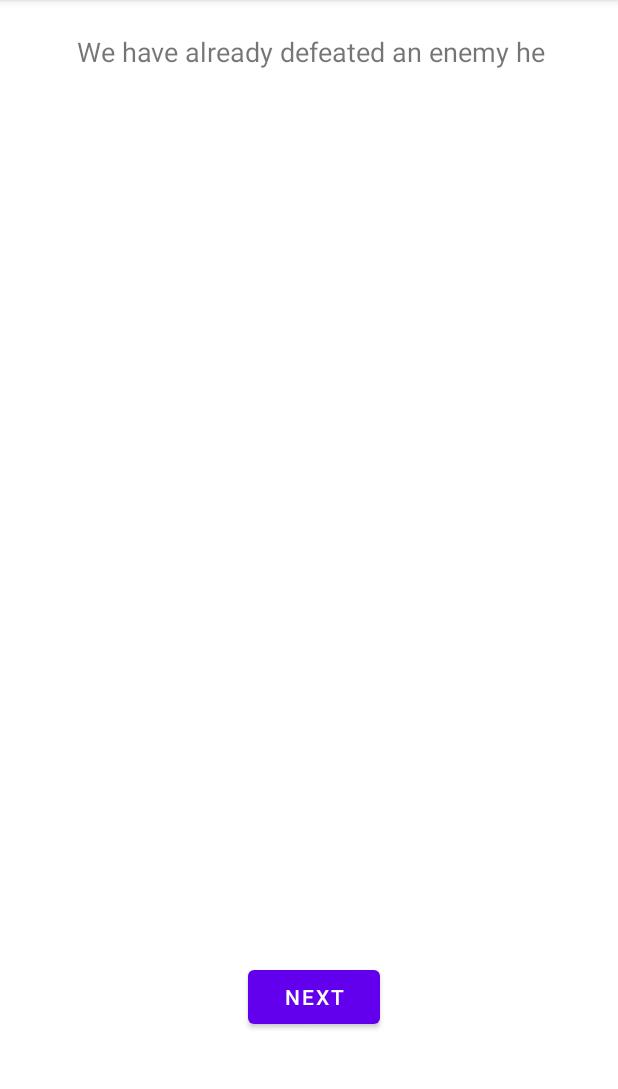
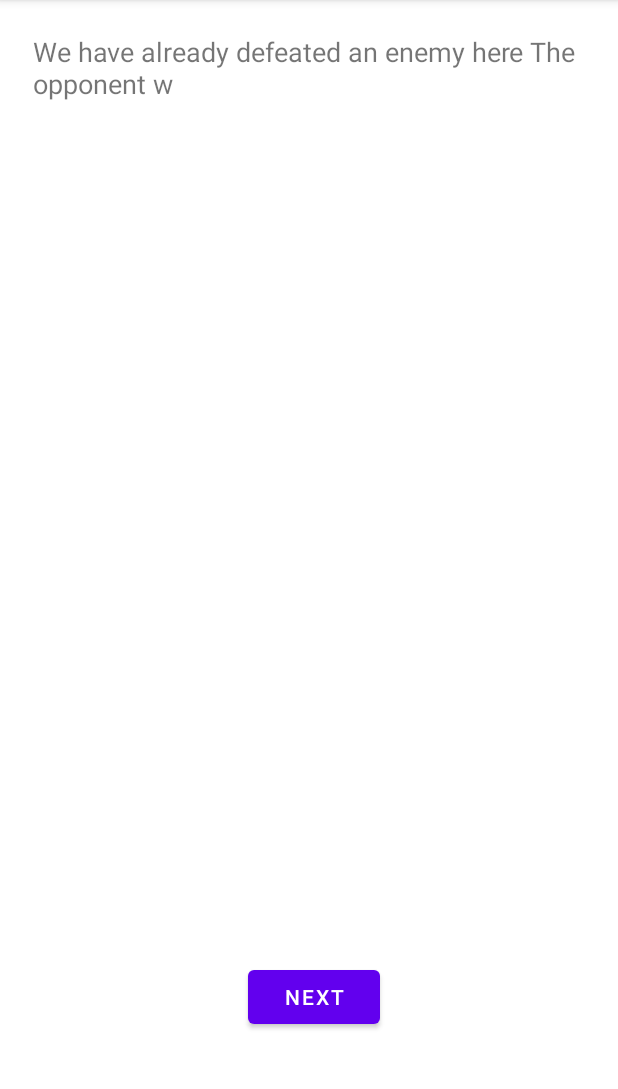
Before and after one commit to DaivikGoel/mcandgeese, an Android app: the MonsterTransitionScreen screen opened directly, with no data from a screen before it, on a phone screen of 412 x 824 dp, the part 84-1173 px from its top. Run offline under Robolectric (Android 15) with nearby library versions, the phone set to English and light mode, and no system bars.

Commit message:
-Modified typewriting speed

```diff
--- a/app/src/main/java/com/example/mcandgeese/MonsterTransitionScreen.java
+++ b/app/src/main/java/com/example/mcandgeese/MonsterTransitionScreen.java
@@ -46,7 +46,7 @@
 
         final TypeWriter tw = (TypeWriter) findViewById(R.id.animatedtyping2);
         tw.setText("");
-        tw.setCharacterDelay(70);
+        tw.setCharacterDelay(35);
         tw.animateText(monsterText);
     }
 
--- a/app/src/main/res/layout/monster_transition_screen.xml
+++ b/app/src/main/res/layout/monster_transition_screen.xml
@@ -10,7 +10,7 @@
         android:layout_width="295dp"
         android:layout_height="380dp"
         tools:layout_editor_absoluteX="58dp"
-        tools:layout_editor_absoluteY="239dp"
+        tools:layout_editor_absoluteY="335dp"
         tools:srcCompat="@tools:sample/backgrounds/scenic" />
 
     <Button
```
